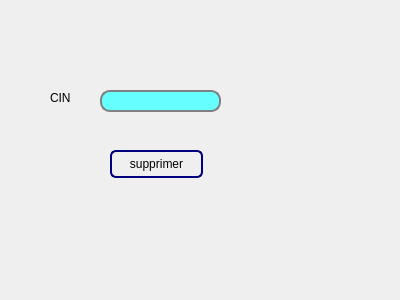
Above: supprimer.ui from soumaya-nheri/Smart-Restaurant-2A27 before the change. Below: the same form after it.
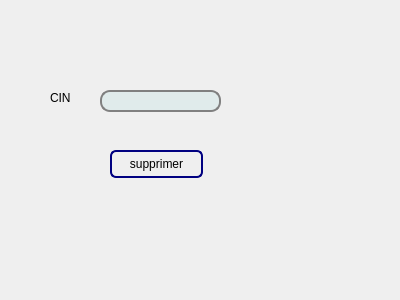
That is the form after the change.

What changed in the file:
```diff
--- a/supprimer.ui
+++ b/supprimer.ui
@@ -38,7 +38,7 @@
      border: 2px solid gray;
      border-radius: 10px;
      padding: 0 8px;
-     background: #66ffff	;
+     background: #e0ebeb	;
      selection-background-color: darkgray;
  }
    QTabWidget::pane { /* The tab widget frame */
```
